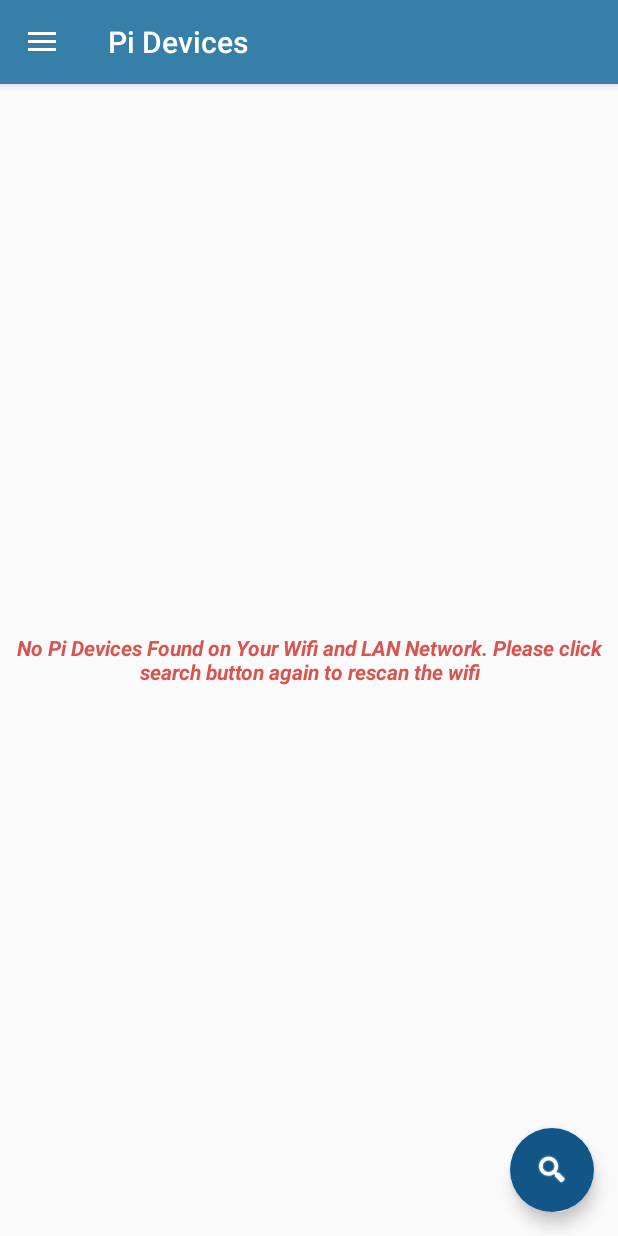
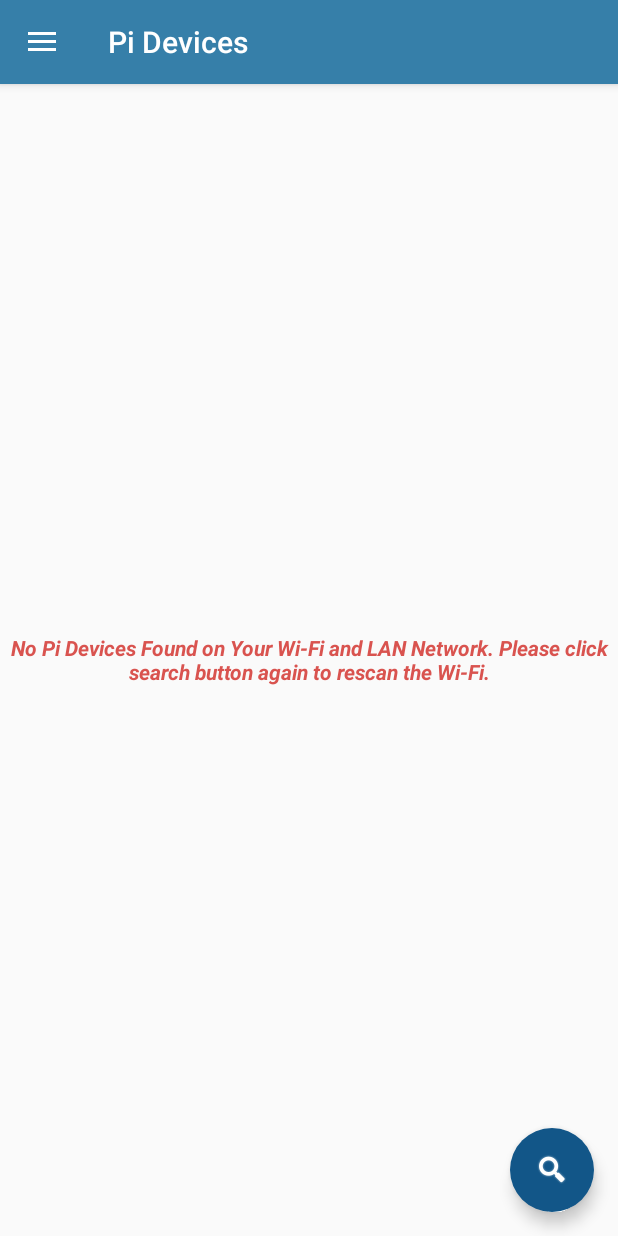
Before and after one commit to blocklink-it/pigrid-companion-app, an Android app: the PiListFragment screen opened directly, with no data from a screen before it, on a phone screen of 412 x 824 dp. Run offline under Robolectric (Android 15) with nearby library versions, the phone set to English and light mode, and no system bars; libraries missing offline, so code that uses them is left out: io.resourcepool.ssdp.

Commit message:
change the text and fix the crash problem when screen rotate

```diff
--- a/app/src/main/AndroidManifest.xml
+++ b/app/src/main/AndroidManifest.xml
@@ -27,14 +27,17 @@
         <activity
             android:name=".WelcomeActivity"
             android:noHistory="true"
+            android:configChanges="orientation|screenSize|keyboardHidden"
             android:theme="@style/FullscreenTheme" />
         <activity
             android:name=".MainActivity"
             android:label="@string/title_pie_list"
+            android:configChanges="orientation|screenSize|keyboardHidden"
             android:theme="@style/AppTheme.NoActionBar" />
         <activity
             android:name=".WebViewActivity"
             android:label="@string/app_name"
+            android:configChanges="orientation|screenSize|keyboardHidden"
             android:parentActivityName=".MainActivity"
             android:theme="@style/AppTheme.NoActionBar">
             <meta-data
--- a/app/src/main/res/layout/fragment_pie_list.xml
+++ b/app/src/main/res/layout/fragment_pie_list.xml
@@ -10,20 +10,21 @@
         android:id="@+id/list"
         android:layout_width="match_parent"
         android:layout_height="match_parent"
-        android:layout_marginLeft="16dp"
-        android:layout_marginRight="16dp"
+        android:layout_marginLeft="@dimen/activity_horizontal_margin"
+        android:layout_marginRight="@dimen/activity_horizontal_margin"
         tools:context=".Fragment.PiListFragment"
         tools:listitem="@layout/pie_list_content" />
 
     <TextView
         android:id="@+id/empty_view"
         android:layout_width="match_parent"
-        android:layout_height="match_parent"
+        android:layout_height="wrap_content"
+        android:layout_centerVertical="true"
         android:gravity="center"
+        android:padding="@dimen/padding_text"
+        android:text="@string/no_data_available"
+        android:textColor="@color/danger"
         android:textStyle="bold|italic"
-        android:textColor="@color/danger"
-        android:text="@string/no_data_available"
-        android:visibility="gone"
-       />
+        android:visibility="gone"/>
 
 </RelativeLayout>
--- a/app/src/main/res/values/dimens.xml
+++ b/app/src/main/res/values/dimens.xml
@@ -29,5 +29,7 @@
     <dimen name="margin_negative">-15dp</dimen>
     <dimen name="small_margin">8dp</dimen>
 
+    <dimen name="padding_text">5dp</dimen>
+
 
 </resources>
--- a/app/src/main/res/values/strings.xml
+++ b/app/src/main/res/values/strings.xml
@@ -28,7 +28,7 @@
     <string name="slide_1_desc">With this PiGrid Companion app you will be able to find and control your PiGrid device/s easily and comfortably via your Smartphone or Tablet.</string>
 
     <string name="slide_2_title">Connect</string>
-    <string name="slide_2_desc">The integrated detection function automatically finds your PiGrid device in your WiFi and LAN network.</string>
+    <string name="slide_2_desc">The integrated detection function automatically finds your PiGrid device in your Wi-Fi and LAN network.</string>
 
     <string name="slide_3_title">Control</string>
     <string name="slide_3_desc">Take full control of your PiGrid device and manage your wallet, research and device settings. </string>
@@ -49,7 +49,7 @@
     <string name="nav_header_desc">Navigation header</string>
     <string name="action_settings">Settings</string>
 
-    <string name="no_data_available">No Pi Devices Found on Your Wifi and LAN Network. Please click search button again to rescan the wifi</string>
+    <string name="no_data_available">No Pi Devices Found on Your Wi-Fi and LAN Network. Please click search button again to rescan the Wi-Fi. </string>
     <string name="reset_message"> Use the button below to reset this app. By resetting this app you will be able to see the Welcome slider message again</string>
 
     <string name="version"> Version:  1.1 </string>
@@ -60,17 +60,17 @@
         you to participate in international research and distributed computing projects. Use our PiGrid Software on your Raspberry Pi to become a paid home-based researcher and
         cryptocurrency user. \n \n
 
-        This app is developed for the PiGrid users who are using Pigrid software on Raspberry Pi. They can reach to their Pi devices via this app if they are connected to the same wifi or LAN network.
+        This app is developed for the PiGrid users who are using Pigrid software on Raspberry Pi. They can reach to their Pi devices via this app if they are connected to the same Wi-Fi or LAN network.
         It allows access to the interface of the Pigrid software.
 
     </string>
 
     <!-- for Pie List Fragments -->
     <string name="searching_pi">Searching Pi...</string>
-    <string name="connection_lost">Device Wifi connection lost</string>
-    <string name="wifi_connected">Device connected to the wifi network</string>
-    <string name="data_connected">Device connected to the mobile network. Please connect to the wifi network to discover the Pi</string>
-    <string name="connect_message">Connect your device to the wifi network to discover the Pi</string>
+    <string name="connection_lost">Device Wi-Fi connection lost</string>
+    <string name="wifi_connected">Device connected to the Wi-Fi network</string>
+    <string name="data_connected">Device connected to the mobile network. Please connect to the Wi-Fi network to discover the Pi</string>
+    <string name="connect_message">Connect your device to the Wi-Fi network to discover the Pi</string>
     <string name="failed_pi">Something went wrong when searching for the pi.</string>
 
     <string name="page_load_error">Error occurred while loading the page!!</string>
```
